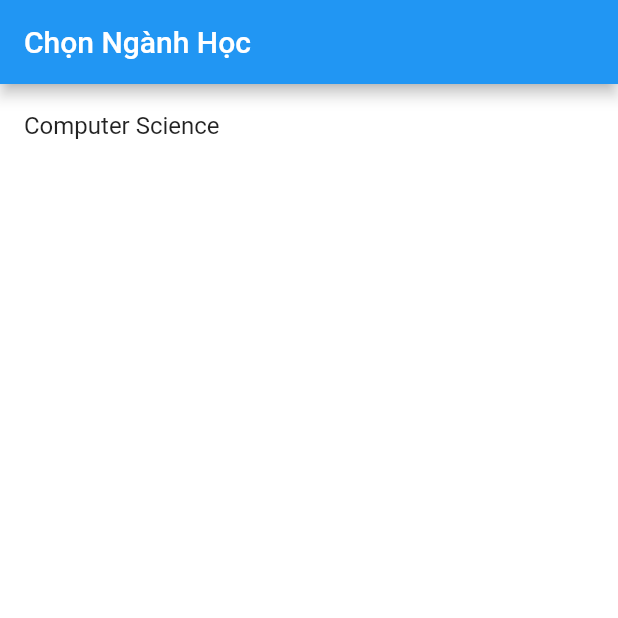
After one commit to phudo1938/qa_dhtl, a Flutter app: the MajorsScreen screen opened directly, on a phone screen of 412 x 824 dp, the top half of it. The commit adds this screen. Run offline on Flutter 3.47's test engine with Material 2 defaults, Android fonts, the phone set to English and light mode, and no system bars; statements that could not run were skipped.

Commit message:
+UI Library

```diff
--- /dev/null
+++ b/support_qa/lib/src/library/library.dart
@@ -0,0 +1 @@
+export 'library_main.dart';
--- /dev/null
+++ b/support_qa/lib/src/library/library_main.dart
@@ -0,0 +1,103 @@
+import 'package:flutter/material.dart';
+
+// Giả sử đây là model của bạn
+class Major {
+  final String name;
+  final List<FileItem> files;
+
+  Major({required this.name, required this.files});
+}
+
+class FileItem {
+  final String fileName;
+  final String fileIcon; // Giả sử đây là đường dẫn tới icon của file
+
+  FileItem({required this.fileName, required this.fileIcon});
+}
+
+void main() {
+  runApp(LibraryMain());
+}
+
+class LibraryMain extends StatelessWidget {
+  const LibraryMain({super.key});
+  @override
+  Widget build(BuildContext context) {
+    return MaterialApp(
+      home: MajorsScreen(),
+    );
+  }
+}
+
+class MajorsScreen extends StatelessWidget {
+  // Tạo một list các ngành học và files của chúng
+  final List<Major> majors = [
+    Major(
+      name: 'Computer Science',
+      files: [
+        FileItem(fileName: 'Lecture 1.pdf', fileIcon: 'icons/pdf_icon.png'),
+        // Thêm các files khác
+      ],
+    ),
+    // Thêm các ngành học khác
+  ];
+
+  @override
+  Widget build(BuildContext context) {
+    return Scaffold(
+      appBar: AppBar(
+        title: Text('Chọn Ngành Học'),
+      ),
+      body: ListView.builder(
+        itemCount: majors.length,
+        itemBuilder: (context, index) {
+          return ListTile(
+            title: Text(majors[index].name),
+            onTap: () {
+              // Khi người dùng chọn một ngành, chuyển đến màn hình hiển thị files của ngành đó
+              Navigator.push(
+                context,
+                MaterialPageRoute(
+                  builder: (context) => FilesScreen(major: majors[index]),
+                ),
+              );
+            },
+          );
+        },
+      ),
+    );
+  }
+}
+
+class FilesScreen extends StatelessWidget {
+  final Major major;
+
+  FilesScreen({required this.major});
+
+  @override
+  Widget build(BuildContext context) {
+    return Scaffold(
+      appBar: AppBar(
+        title: Text('Files của ${major.name}'),
+      ),
+      body: GridView.builder(
+        gridDelegate: SliverGridDelegateWithFixedCrossAxisCount(
+          crossAxisCount: 2, // Số lượng cột
+          // Thêm các thuộc tính khác như crossAxisSpacing, mainAxisSpacing,...
+        ),
+        itemCount: major.files.length,
+        itemBuilder: (context, index) {
+          return Card(
+            child: Column(
+              children: <Widget>[
+                Image.asset(major.files[index].fileIcon),
+                Text(major.files[index].fileName),
+                // Thêm các widgets khác nếu cần
+              ],
+            ),
+          );
+        },
+      ),
+    );
+  }
+}
--- a/support_qa/pubspec.yaml
+++ b/support_qa/pubspec.yaml
@@ -9,6 +9,7 @@ environment:
   sdk: '>=3.1.3 <4.0.0'
 
 dependencies:
+  scrollable_list_tabview: ^0.2.0-nullsafety
   flutter:
     sdk: flutter
 
```
Also changed, not shown: support_qa/lib/main.dart (+5 -2 lines), support_qa/pubspec.lock.
